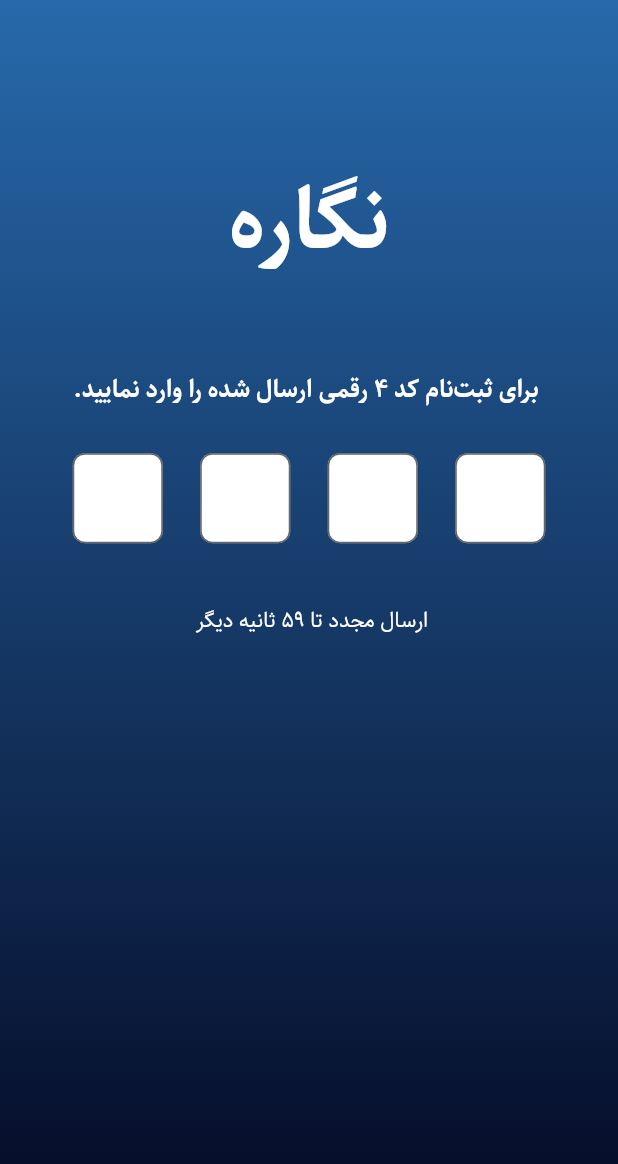
After one commit to shnaseri/honar_gallary_application, a Flutter app: the OTPPage screen opened directly, after a tap on "ارسال مجدد", on a phone screen of 412 x 824 dp. The commit adds this screen. Shown: the top 1164 px of the screen. Run offline on Flutter 3.47's test engine with Material 2 defaults, Android fonts, the phone set to English and light mode, and no system bars; our stand-ins replace bloc, cached_network_image, carousel_slider, dotted_border, file_picker, flutter_bloc and 4 more; missing offline and left inert: animated_login, openapi_generator_annotations.

Commit message:
add otp page

```diff
--- a/lib/UI/Authentication/authentication_page.dart
+++ b/lib/UI/Authentication/authentication_page.dart
@@ -171,7 +171,7 @@ class _AuthenticationPageState extends State<AuthenticationPage> {
               AccessRefresh token = await authApi.authLoginCreate(
                   TokenObtainPair(
                       email: login.email, password: login.password));
-              Navigator.pushReplacementNamed(context, homePagePath);
+              Navigator.pushReplacementNamed(context, otpPagePath);
               ConfigGeneralValues.getInstance().putToken(token.access);
               interfaceOfUser.getAuthentication<ApiKeyAuth>(r'Bearer')
                 ..apiKeyPrefix = 'Bearer'
--- /dev/null
+++ b/lib/UI/Authentication/otp/components/otp_code_component.dart
@@ -0,0 +1,222 @@
+import 'dart:async';
+
+import 'package:flutter/cupertino.dart';
+import 'package:flutter/material.dart';
+import 'package:flutter/painting.dart';
+import 'package:flutter_bloc/flutter_bloc.dart';
+import 'package:honar_gallary/UI/Authentication/otp/components/text_field_otp_component.dart';
+import 'package:honar_gallary/const/color_const.dart';
+import 'package:nb_utils/nb_utils.dart';
+
+import '../../../../logic/router_const.dart';
+import '../../../../logic/string_repository.dart';
+import '../../../../state_managment/otp/otp_cubit.dart';
+
+List<TextEditingController> numbers = [
+  TextEditingController(),
+  TextEditingController(),
+  TextEditingController(),
+  TextEditingController()
+];
+
+class OtpCodeComponent extends StatefulWidget {
+  OtpCodeComponent({Key? key}) : super(key: key);
+
+  @override
+  State<OtpCodeComponent> createState() => _OtpCodeComponentState();
+}
+
+late OtpState otpState = OtpInitial();
+
+class _OtpCodeComponentState extends State<OtpCodeComponent> {
+  late BuildContext blocContext;
+  GlobalKey<FormState> formKey = GlobalKey<FormState>();
+  late Timer timer;
+  late int sendAgainTime;
+  late bool tryAgain;
+  int timeSendAgain = 60;
+
+  @override
+  void initState() {
+    tryAgain = true;
+    sendAgainTime = timeSendAgain;
+  }
+
+  void getTimerPeriodic(timer) {
+    if (sendAgainTime > 0) {
+      setState(() {
+        sendAgainTime--;
+      });
+    } else {
+      setState(() {
+        tryAgain = true;
+      });
+      timer.cancel();
+    }
+  }
+
+  @override
+  Widget build(BuildContext context) {
+    return BlocBuilder<OtpCubit, OtpState>(
+      builder: (context, state) {
+        blocContext = context;
+        otpState = state;
+        if (state is OtpBadCode) {
+          formKey.currentState!.validate();
+        }
+        return Form(
+          key: formKey,
+          child: Column(
+            children: [
+              Expanded(
+                child: buildDescriptionTopOfTextField(context),
+                flex: 1,
+              ),
+              Expanded(
+                flex: 1,
+                child: Row(
+                  mainAxisAlignment: MainAxisAlignment.center,
+                  children: [
+                    TextFieldEachCode(
+                      index: 0,
+                      controller: numbers[0],
+                      completeFunction: checkControllerAndSendToServer,
+                    ),
+                    25.width,
+                    TextFieldEachCode(
+                      index: 1,
+                      controller: numbers[1],
+                      completeFunction: checkControllerAndSendToServer,
+                    ),
+                    25.width,
+                    TextFieldEachCode(
+                      index: 2,
+                      controller: numbers[2],
+                      completeFunction: checkControllerAndSendToServer,
+                    ),
+                    25.width,
+                    TextFieldEachCode(
+                      index: 3,
+                      controller: numbers[3],
+                      completeFunction: checkControllerAndSendToServer,
+                    ),
+                  ],
+                ).paddingSymmetric(horizontal: 20),
+              ),
+              10.height,
+              state is! OtpLoadingCodeState
+                  ? buildForLoadingAndResendCode(state, context)
+                  : const CircularProgressIndicator()
+            ],
+          ),
+        );
+      },
+    );
+  }
+
+  Expanded buildForLoadingAndResendCode(OtpState state, BuildContext context) {
+    return Expanded(
+      child: Column(
+        children: [
+          state is OtpBadCode
+              ? SizedBox(
+                  height: 30,
+                  child: Text(
+                    "errorTextForOtpPage",
+                    textDirection: TextDirection.rtl,
+                    style: TextStyle(
+                        color: ColorPallet.colorPalletDark,
+                        fontWeight: FontWeight.w600),
+                  ),
+                )
+              : Container(),
+          Expanded(
+            flex: 1,
+            child: Center(
+              child: tryAgain
+                  ? TextButton(
+                      onPressed: () async {
+                        setState(() {
+                          timer = Timer.periodic(
+                              const Duration(milliseconds: 1000),
+                              getTimerPeriodic);
+                          tryAgain = false;
+                          sendAgainTime = timeSendAgain;
+                        });
+                        await BlocProvider.of<OtpCubit>(context).resendCode();
+                        await resetState();
+                      },
+                      child: const Text("ارسال مجدد",
+                          style: TextStyle(
+                            fontSize: 15,
+                            color: Colors.white,
+                            decoration: TextDecoration.underline,
+                            decorationColor: Colors.white,
+                            decorationThickness: 2,
+                          )),
+                    )
+                  : Text(
+                      getTextOfResend(sendAgainTime),
+                      style: const TextStyle(color: Colors.white),
+                    ),
+            ),
+          ),
+        ],
+      ),
+    );
+  }
+
+  buildDescriptionTopOfTextField(BuildContext context) {
+    return Center(
+      child: Text(
+        descriptionTopOfTextFieldOtpPage,
+        textDirection: TextDirection.rtl,
+        style: primaryTextStyle(
+            color: Colors.white,
+            size:
+                Theme.of(context).textTheme.subtitle1?.fontSize!.toInt() ?? 50,
+            weight: FontWeight.w600),
+      ),
+    );
+  }
+
+  Future<void> checkControllerAndSendToServer() async {
+    bool isFillCode = true;
+    String codeOtp = "";
+    if (otpState is OtpBadCode) {
+      // await resetState();
+
+    }
+    for (var controller in numbers) {
+      if (controller.text.isEmpty) {
+        isFillCode = false;
+        break;
+      }
+      codeOtp += controller.text;
+    }
+    if (isFillCode) {
+      if (otpState is! OtpLoadingCodeState) {
+        bool status =
+            await BlocProvider.of<OtpCubit>(blocContext).sendCodeOtp(codeOtp);
+        if (status) {
+          Navigator.pushNamedAndRemoveUntil(
+              context, homePagePath, (e) => false);
+        }
+      }
+    }
+  }
+
+  Future<void> resetState() async {
+    for (var element in numbers) {
+      element.clear();
+    }
+    await BlocProvider.of<OtpCubit>(blocContext).changeState();
+    otpState = OtpInitial();
+    FocusScope.of(context).unfocus();
+    formKey.currentState!.validate();
+  }
+
+  String getTextOfResend(int time) {
+    return " ارسال مجدد تا " + time.toString() + " ثانیه دیگر";
+  }
+}
--- /dev/null
+++ b/lib/UI/Authentication/otp/components/text_field_otp_component.dart
@@ -0,0 +1,83 @@
+import 'package:flutter/material.dart';
+import 'package:flutter/services.dart';
+
+import '../../../../state_managment/otp/otp_cubit.dart';
+import 'otp_code_component.dart';
+
+class TextFieldEachCode extends StatefulWidget {
+  TextEditingController controller;
+  int index;
+  Function completeFunction;
+
+  TextFieldEachCode(
+      {Key? key,
+      required this.controller,
+      required this.index,
+      required this.completeFunction})
+      : super(key: key);
+
+  @override
+  State<TextFieldEachCode> createState() => _TextFieldEachCodeState();
+}
+
+class _TextFieldEachCodeState extends State<TextFieldEachCode> {
+  int lastIndexOfTextField = 3;
+  int startIndexOfTextField = 0;
+
+  @override
+  Widget build(BuildContext context) {
+    return SizedBox(
+      width: 60,
+      height: 60,
+      child: TextFormField(
+        controller: widget.controller,
+        autofocus: widget.index == 0,
+        enabled: otpState is! OtpLoadingCodeState,
+        validator: (value) {
+          if (otpState is OtpBadCode) {
+            return "";
+          }
+          return null;
+        },
+        onChanged: (String value) {
+          onChangeCodeAndChangeFocus(value, context);
+        },
+        textAlign: TextAlign.center,
+        cursorColor: Colors.black,
+        maxLength: 1,
+        style: TextStyle(color: Colors.black),
+        keyboardType: TextInputType.number,
+        inputFormatters: <TextInputFormatter>[
+          FilteringTextInputFormatter.digitsOnly
+        ],
+        decoration: InputDecoration(
+          fillColor: Colors.white,
+          filled: true,
+          counterText: "",
+          errorStyle: const TextStyle(height: 0),
+          // errorText: "",
+          border: OutlineInputBorder(
+              borderRadius: BorderRadius.circular(8),
+              borderSide: const BorderSide(color: Color(0xff828282), width: 1)),
+          focusedBorder: OutlineInputBorder(
+              borderRadius: BorderRadius.circular(8),
+              borderSide: const BorderSide(color: Color(0xff828282), width: 1)),
+        ),
+      ),
+    );
+  }
+
+  void onChangeCodeAndChangeFocus(String value, BuildContext context) {
+    if (value.isNotEmpty) {
+      if (widget.index != lastIndexOfTextField) {
+        FocusScope.of(context).nextFocus();
+      }
+    } else {
+      if (widget.index != startIndexOfTextField) {
+        FocusScope.of(context).previousFocus();
+      }
+    }
+
+    widget.completeFunction();
+  }
+}
--- /dev/null
+++ b/lib/UI/Authentication/otp/components/text_top_page.dart
@@ -0,0 +1,23 @@
+import 'package:flutter/material.dart';
+import 'package:nb_utils/nb_utils.dart';
+
+import '../../../../logic/string_repository.dart';
+
+class TextTopOfPage extends StatelessWidget {
+  const TextTopOfPage({Key? key}) : super(key: key);
+
+  @override
+  Widget build(BuildContext context) {
+    return Center(
+      child: Text(
+        titleOfLoginPage,
+        textDirection: TextDirection.rtl,
+        style: primaryTextStyle(
+            color: Colors.white,
+            size:
+                Theme.of(context).textTheme.headline2?.fontSize!.toInt() ?? 50,
+            weight: FontWeight.w600),
+      ),
+    );
+  }
+}
--- /dev/null
+++ b/lib/UI/Authentication/otp/otp_page.dart
@@ -0,0 +1,75 @@
+import 'package:flutter/material.dart';
+import 'package:flutter_bloc/flutter_bloc.dart';
+
+import '../../../state_managment/otp/otp_cubit.dart';
+import 'components/otp_code_component.dart';
+import 'components/text_top_page.dart';
+
+class OTPPage extends StatefulWidget {
+  const OTPPage({Key? key}) : super(key: key);
+
+  @override
+  _OTPPageState createState() => _OTPPageState();
+}
+
+class _OTPPageState extends State<OTPPage> {
+  @override
+  Widget build(BuildContext context) {
+    return BlocProvider(
+      create: (context) => OtpCubit(),
+      child: Scaffold(
+        extendBodyBehindAppBar: true,
+        resizeToAvoidBottomInset: false,
+        body: Container(
+          decoration: const BoxDecoration(
+            gradient: LinearGradient(
+              colors: [
+                Color.fromRGBO(4, 9, 35, 1),
+                Color.fromRGBO(39, 105, 171, 1),
+              ],
+              begin: FractionalOffset.bottomCenter,
+              end: FractionalOffset.topCenter,
+            ),
+          ),
+          child: BlocBuilder<OtpCubit, OtpState>(
+            builder: (context, state) {
+              return Column(
+                children: [
+                  ExpandedBlank(),
+                  const Flexible(
+                    child: TextTopOfPage(),
+                    flex: 2,
+                  ),
+                  Expanded(
+                    child: Directionality(
+                        textDirection: TextDirection.ltr,
+                        child: OtpCodeComponent()),
+                    flex: 3,
+                  ),
+                  ExpandedBlank(
+                    flex: 5,
+                  ),
+                ],
+              );
+            },
+          ),
+        ),
+      ),
+    );
+  }
+}
+
+class ExpandedBlank extends StatelessWidget {
+  int flex;
+
+  ExpandedBlank({this.flex = 1, Key? key}) : super(key: key);
+
+  @override
+  Widget build(BuildContext context) {
+    // TODO: implement build
+    return Expanded(
+      child: Container(),
+      flex: flex,
+    );
+  }
+}
--- a/lib/logic/router.dart
+++ b/lib/logic/router.dart
@@ -1,4 +1,5 @@
 import 'package:flutter/material.dart';
+import 'package:honar_gallary/UI/Authentication/otp/otp_page.dart';
 import 'package:honar_gallary/logic/router_const.dart';
 
 import '../UI/Authentication/authentication_page.dart';
@@ -21,6 +22,9 @@ class AppRouter {
         return MaterialPageRoute(builder: (context) => const MainPage());
       case splashPagePath:
         return MaterialPageRoute(builder: (context) => const SplashPage());
+      case otpPagePath:
+        return MaterialPageRoute(builder: (context) => const OTPPage());
+
       default:
         return null;
     }
--- a/lib/logic/router_const.dart
+++ b/lib/logic/router_const.dart
@@ -4,3 +4,4 @@ const homePagePath = '/home';
 const artPiecePagePath = '/Art';
 
 const splashPagePath = '/splash';
+const otpPagePath = '/otp';
--- /dev/null
+++ b/lib/logic/string_repository.dart
@@ -0,0 +1,29 @@
+const titleOfLoginPage = 'نگاره';
+
+const descriptionTopOfTextFieldLoginPage =
+    'برای ثبت‌نام شماره تلفن خود را وارد نمایید.';
+const descriptionTopOfTextFieldOtpPage =
+    ' برای ثبت‌نام کد ۴ رقمی ارسال شده را وارد نمایید.';
+
+const registerButton = 'ثبت نام';
+
+const resendTextButton = 'ارسال مجدد کد';
+
+const hintTextForLoginPage = "شماره تلفن خود را وارد نمایید";
+
+const errorTextForLoginPage =
+    "به نظر می‌آید شماره تلفن معتبری وارد نکرده‌اید، مجددا تلاش کنید";
+const errorTextForOtpPage = " کد وارد شده معتبر نمی‌باشد، مجددا تلاش نمایید";
+
+const backText = "بازگشت";
+
+const hintTextForNotFound = " هنوز پیامی ارسال نکرده‌اید...";
+
+const timeTextNotFound = "هیچگاه";
+
+const hintTextTextField = "نوشتن پیام ...";
+
+const noMessageChatPage =
+    "هنوز به این دنیا وارد نشدی.\n یه پورتال بزن به گوشی رفیقت.";
+
+const hasErrorChatPage = 'اتصال با مشکل مواجه شد دوباره تلاش فرمایید';
--- /dev/null
+++ b/lib/state_managment/otp/otp_cubit.dart
@@ -0,0 +1,29 @@
+import 'package:bloc/bloc.dart';
+import 'package:meta/meta.dart';
+
+part 'otp_state.dart';
+
+class OtpCubit extends Cubit<OtpState> {
+  OtpCubit() : super(OtpInitial());
+
+  Future<bool> sendCodeOtp(String code) async {
+    emit(OtpLoadingCodeState());
+    try {
+      return true;
+    } catch (error) {
+      return false;
+    }
+  }
+
+  Future<bool> resendCode() async {
+    try {
+      return true;
+    } catch (error) {
+      return false;
+    }
+  }
+
+  Future<void> changeState() async {
+    emit(OtpInitial());
+  }
+}
--- /dev/null
+++ b/lib/state_managment/otp/otp_state.dart
@@ -0,0 +1,12 @@
+part of 'otp_cubit.dart';
+
+@immutable
+abstract class OtpState {}
+
+class OtpInitial extends OtpState {}
+
+class OtpLoadingCodeState extends OtpState {}
+
+class OtpLoadedCodeState extends OtpState {}
+
+class OtpBadCode extends OtpState {}
```
